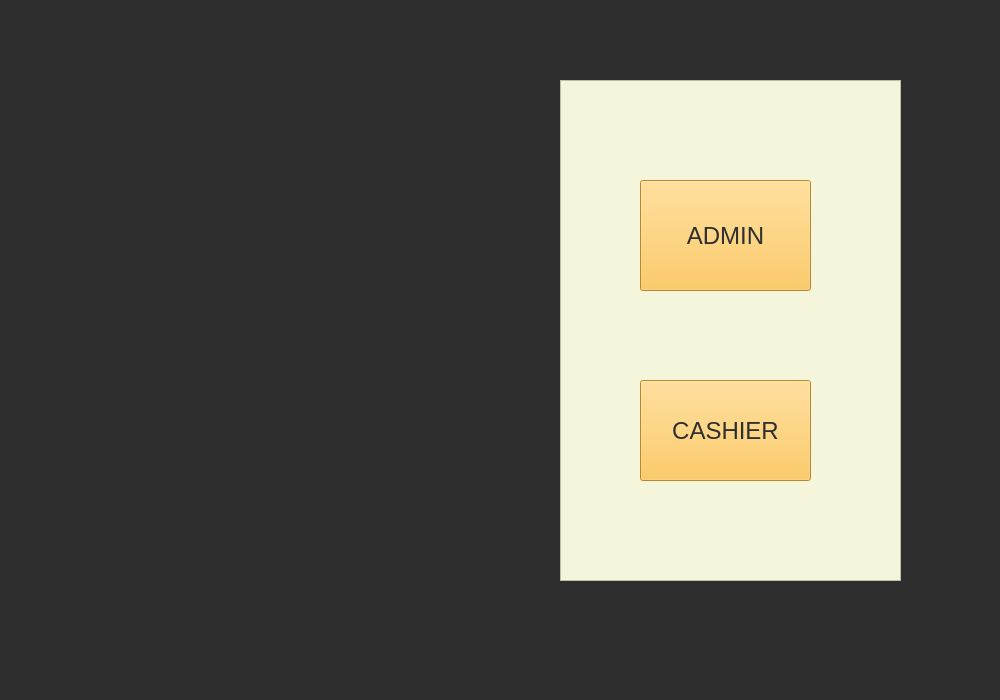
This is mainwindow.ui in mesum-abbas/Canteen_Managment_System as Qt 5 draws it before an edit. The edited form follows.
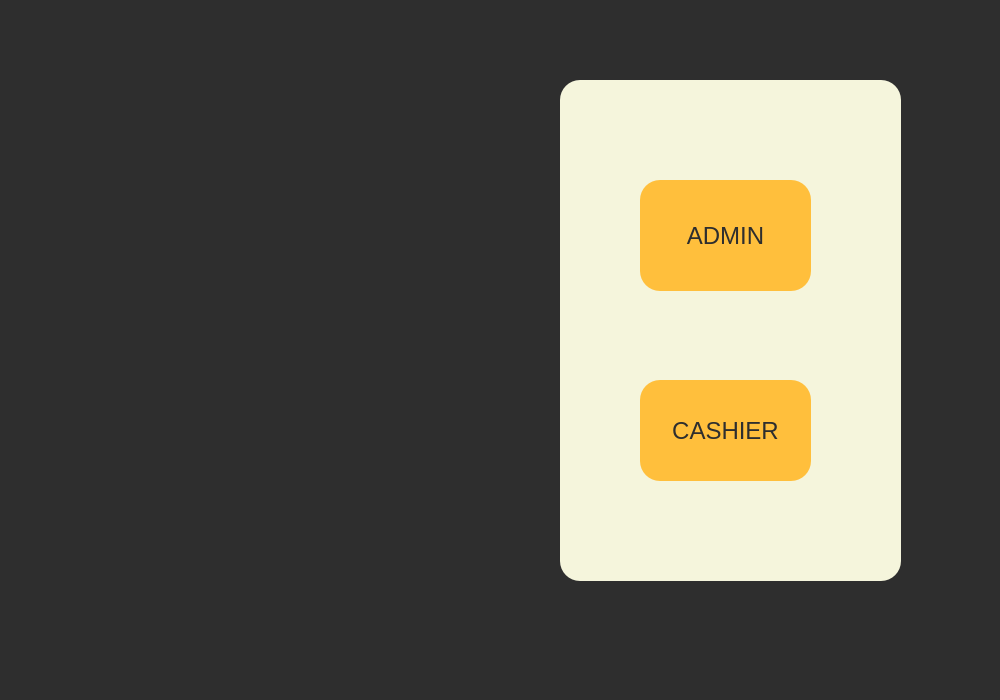
This is the edited form. Icons and pictures are not drawn.

The edit to the form file:
```diff
--- a/mainwindow.ui
+++ b/mainwindow.ui
@@ -39,7 +39,9 @@
      </rect>
     </property>
     <property name="styleSheet">
-     <string notr="true">background-color: rgb(245, 245, 220);</string>
+     <string notr="true">background-color: rgb(245, 245, 220);
+color: rgb(46, 46, 46);
+border-radius:20px;</string>
     </property>
     <property name="frameShape">
      <enum>QFrame::Shape::StyledPanel</enum>
@@ -72,7 +74,9 @@
 
 border-color: rgb(15, 15, 15);
 
-color: rgb(46, 46, 46);</string>
+color: rgb(46, 46, 46);
+color: rgb(46, 46, 46);
+border-radius:20px;</string>
      </property>
      <property name="text">
       <string>ADMIN</string>
@@ -102,7 +106,9 @@
       <string notr="true">border-color: rgb(15, 15, 15);
 font: 18pt &quot;Segoe UI&quot;;
 background-color: rgb(255, 191, 60);
-color: rgb(46, 46, 46);</string>
+color: rgb(46, 46, 46);
+color: rgb(46, 46, 46);
+border-radius:20px;</string>
      </property>
      <property name="text">
       <string>CASHIER</string>
```
